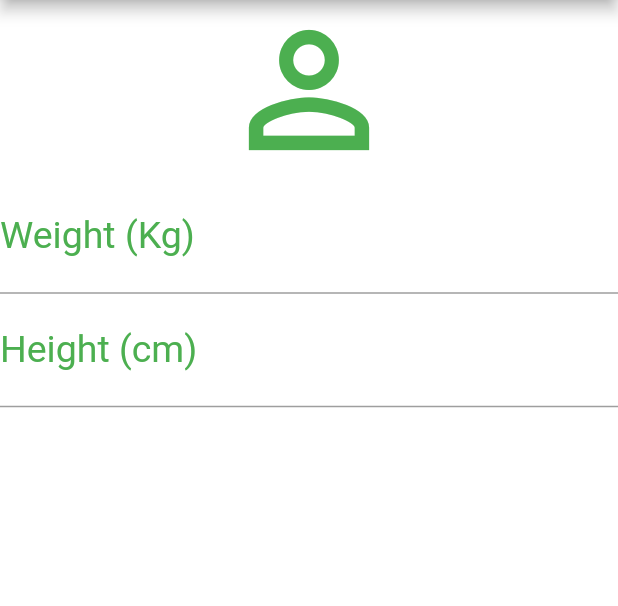
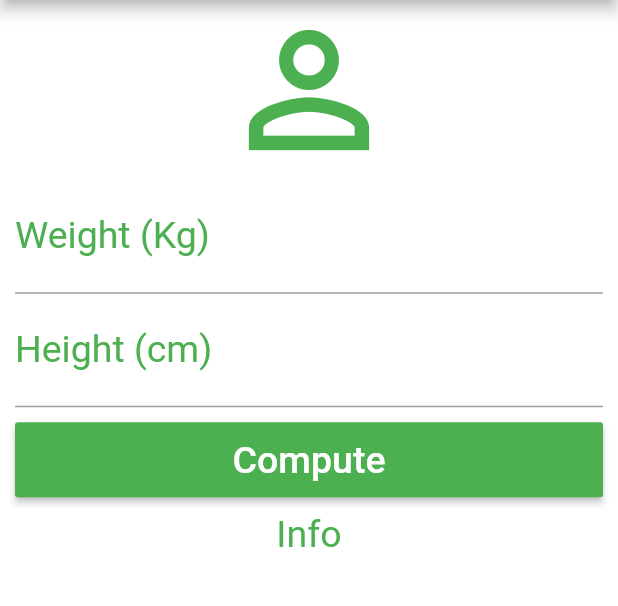
Before and after one commit to JoaoDanilo/IBM_calculator, a Flutter app: the screen it shows after launch, on a phone screen of 412 x 824 dp, the part 84-690 px from its top. Run offline on Flutter 3.47's test engine with Material 2 defaults, Android fonts, the phone set to English and light mode, and no system bars.

Commit message:
Added ScrollView and RasedButton

```diff
--- a/lib/main.dart
+++ b/lib/main.dart
@@ -23,7 +23,9 @@ class _HomeState extends State<Home> {
         ],
       ),
       backgroundColor: Colors.white,
-      body: Column(
+      body: SingleChildScrollView(
+        padding: EdgeInsets.fromLTRB(10, 0, 10, 0),
+        child: Column(
         crossAxisAlignment: CrossAxisAlignment.stretch,
         children: <Widget>[
           Icon(Icons.person_outline, size: 120, color: Colors.green,),
@@ -36,8 +38,15 @@ class _HomeState extends State<Home> {
                     decoration: InputDecoration(labelText: "Height (cm)",
                                                 labelStyle: TextStyle(color: Colors.green)),
                     textAlign: TextAlign.center,
-                    style: TextStyle(color: Colors.green, fontSize: 25),)
-        ],),
+                    style: TextStyle(color: Colors.green, fontSize: 25),),
+          Padding(padding: EdgeInsets.only(top:10, bottom: 10),
+                  child: Container(height: 50,
+                                   child: RaisedButton(onPressed: () {},
+                                                       child: Text("Compute", style: TextStyle(color: Colors.white,
+                                                                                               fontSize: 25),),
+                                                       color: Colors.green,)),),
+          Text("Info", textAlign: TextAlign.center, style: TextStyle(color: Colors.green, fontSize: 25),)
+        ],),),
     );
   }
 }
```
